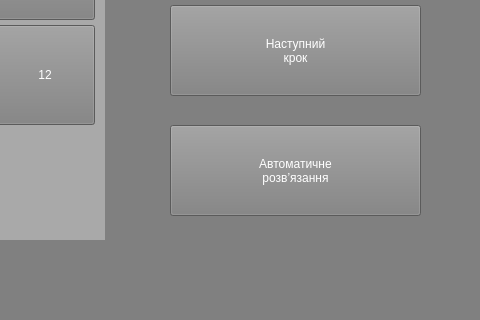
First picture: the form in code/face.ui, repository k0rbie/pb_course, before the edit; both pictures show x 420 to 900 and y 405 to 725 of the 900 by 725 pixel window.
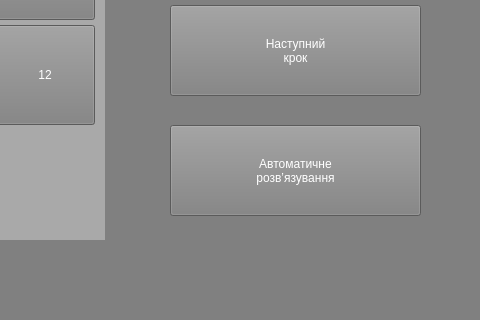
Second picture: the form after the edit.

Patch:
```diff
--- a/code/face.ui
+++ b/code/face.ui
@@ -13,13 +13,13 @@
   <property name="minimumSize">
    <size>
     <width>900</width>
-    <height>400</height>
+    <height>725</height>
    </size>
   </property>
   <property name="maximumSize">
    <size>
     <width>900</width>
-    <height>826</height>
+    <height>725</height>
    </size>
   </property>
   <property name="sizeIncrement">
@@ -32,16 +32,18 @@
    <string>MainWindow</string>
   </property>
   <property name="styleSheet">
-   <string notr="true">QWidget{font:600 22pt &quot;FreeMono&quot; bold;
+   <string notr="true">QLabel{font:600 20pt &quot;FreeMono&quot; bold;
+					color: white}
+QPushButton{font:600 22pt &quot;FreeMono&quot; bold;
 					color: white}
 QWidget{background-color: darkgray}
 QWidget#centralwidget{background-color: gray}
 QPushButton{background-color: gray}
-QPushButton#pushButton_17{font:600 18pt &quot;FreeMono&quot; bold;
+QPushButton#pushButton_17{font:600 17pt &quot;FreeMono&quot; bold;
 					color: white}
-QPushButton#pushButton_18{font:600 18pt &quot;FreeMono&quot; bold;
+QPushButton#pushButton_18{font:600 17pt &quot;FreeMono&quot; bold;
 					color: white}
-QPushButton#pushButton_19{font:600 18pt &quot;FreeMono&quot; bold;
+QPushButton#pushButton_19{font:600 17pt &quot;FreeMono&quot; bold;
 					color: white}</string>
   </property>
   <widget class="QWidget" name="centralwidget">
@@ -518,7 +520,7 @@
     </property>
     <property name="text">
      <string>Автоматичне
-розвʼязання</string>
+розвʼязування</string>
     </property>
    </widget>
    <widget class="QWidget" name="gridLayoutWidget_3">
```
Left out of the diff: 2 changed lines with no effect on the pictures.
